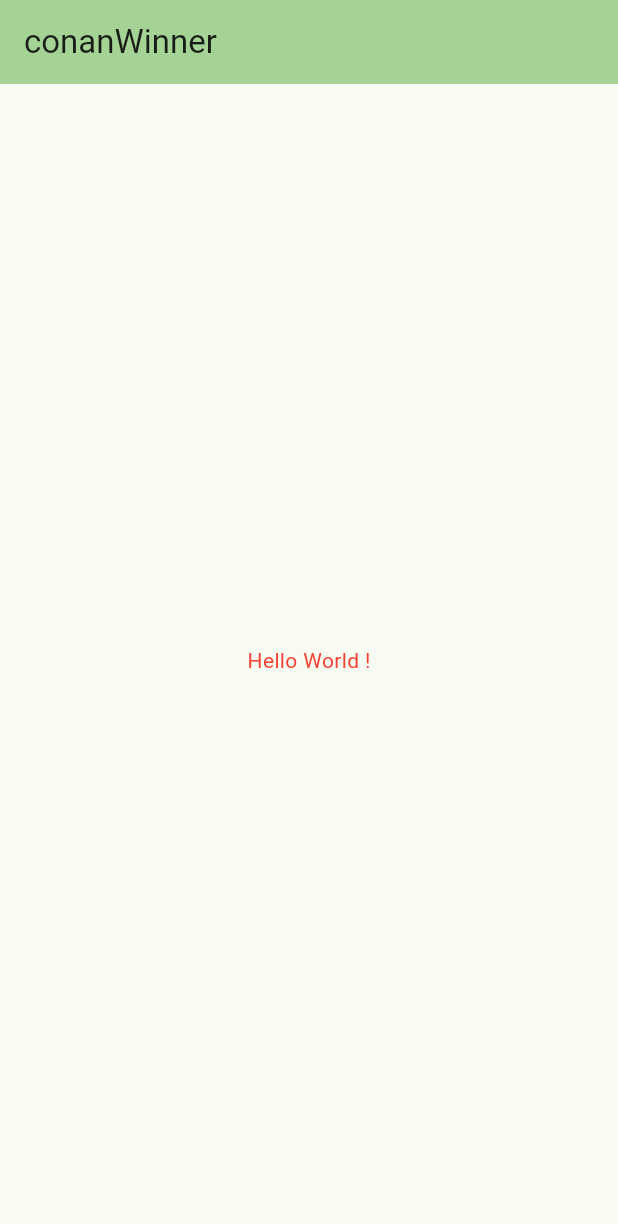
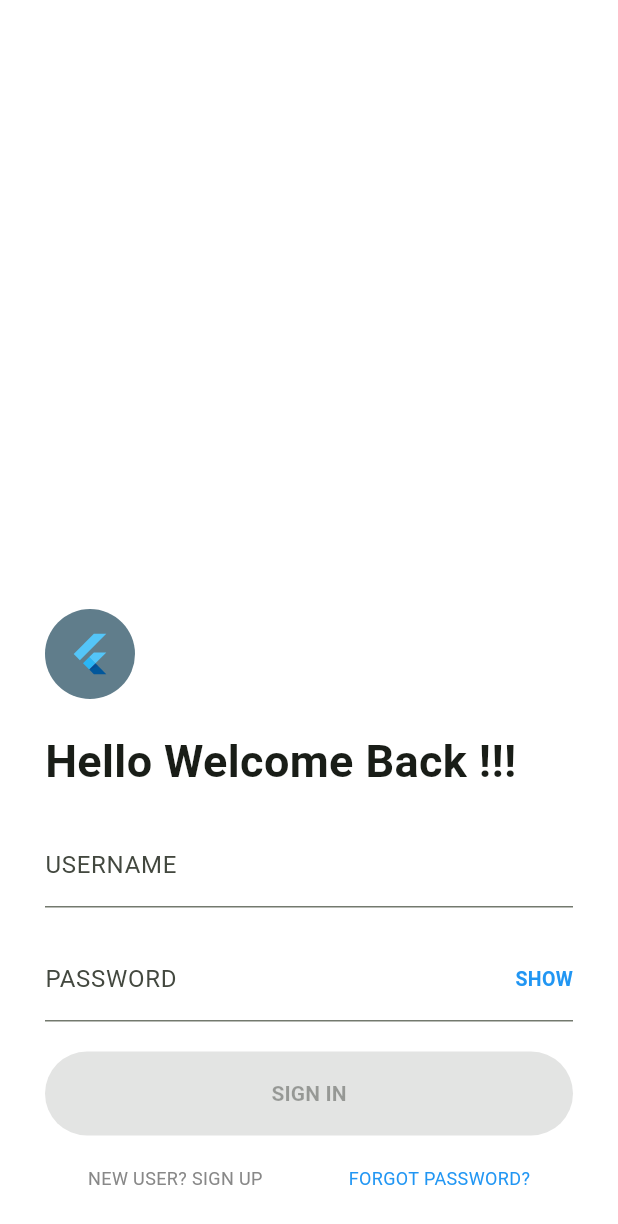
Before and after one commit to conanWinner/Flutter_conanWinner, a Flutter app: the screen it shows after launch, on a phone screen of 412 x 824 dp. Shown: the top 1224 px of the screen. Run offline on Flutter 3.47's test engine with Material 3 defaults, Android fonts, the phone set to English and light mode, and no system bars.

Commit message:
feat: Create form login

```diff
--- a/lib/main.dart
+++ b/lib/main.dart
@@ -5,6 +5,7 @@ void main() {
 }
 
 class MyApp extends StatelessWidget {
+
   const MyApp({super.key});
 
   // This widget is the root of your application.
@@ -18,6 +19,7 @@ class MyApp extends StatelessWidget {
       home: const MyHomePage(title: 'conanWinner'),
     );
   }
+
 }
 
 class MyHomePage extends StatefulWidget {
@@ -30,37 +32,68 @@ class MyHomePage extends StatefulWidget {
 }
 
 class _MyHomePageState extends State<MyHomePage> {
-  int _counter = 0;
-
-  void _incrementCounter() {
-    setState(() {
-      _counter++;
-    });
-  }
+  bool _showPass = false;
 
   @override
   Widget build(BuildContext context) {
-
     return Scaffold(
-      appBar: AppBar(
-
-        backgroundColor: Theme.of(context).colorScheme.inversePrimary,
-
-        title: Text(widget.title),
-      ),
-      body: Center(
-
+      body: Container(
+        padding: EdgeInsets.fromLTRB(30, 0, 30, 30),
+        constraints: BoxConstraints.expand(),
+        color: Colors.white,
         child: Column(
-
-          mainAxisAlignment: MainAxisAlignment.center,
-          children: <Widget>[
+          spacing: 20,
+          crossAxisAlignment: CrossAxisAlignment.start,
+          mainAxisAlignment: MainAxisAlignment.end,
+          children: [
+            Container(
+              decoration: ShapeDecoration(shape: CircleBorder(), color: Colors.blueGrey),
+              child: Padding(
+                padding: const EdgeInsets.all(15.0),
+                child: FlutterLogo(
+                  size: 30,
+                ),
+              ),
+            ),
             Text(
-              "Hello World !",
-              style: TextStyle(color: Colors.red),
+              "Hello Welcome Back !!!", style: TextStyle(fontSize: 30, fontWeight: FontWeight.bold), textAlign: TextAlign.left
             ),
+            TextField(
+              decoration: InputDecoration(labelText: "USERNAME"),
+            ),
+            Stack(
+              alignment: AlignmentDirectional.centerEnd,
+              children: [
+                TextField(
+                  decoration: InputDecoration(labelText: "PASSWORD"),
+                  obscureText: !_showPass,
+                ),
+                GestureDetector(
+                  onTap: onToggleShowPass,
+                    child: Text(_showPass ? "HIDE" : "SHOW", style: TextStyle(fontWeight: FontWeight.bold, fontSize: 13, color: Colors.blue), ))
+              ]
+            ),
+            SizedBox(
+              height: 56,
+              width: double.infinity,
+              child: ElevatedButton(style: ElevatedButton.styleFrom(backgroundColor: Colors.blueAccent), onPressed: null, child: Text("SIGN IN", style: TextStyle(fontWeight: FontWeight.bold)),),
+            ),
+              Row(
+                mainAxisAlignment: MainAxisAlignment.spaceAround,
+                children: [
+                  Text("NEW USER? SIGN UP", style: TextStyle(fontSize: 12, color: Color(0xff888888)),),
+                  Text("FORGOT PASSWORD?", style: TextStyle(fontSize: 12, color: Colors.blue),),
+                ],
+              ),
           ],
         ),
       )
     );
   }
+
+  void onToggleShowPass() {
+    setState(() {
+      _showPass = !_showPass;
+    });
+  }
 }
```
Also changed, not shown: lib/studyDart.dart (added), 1 other file.
